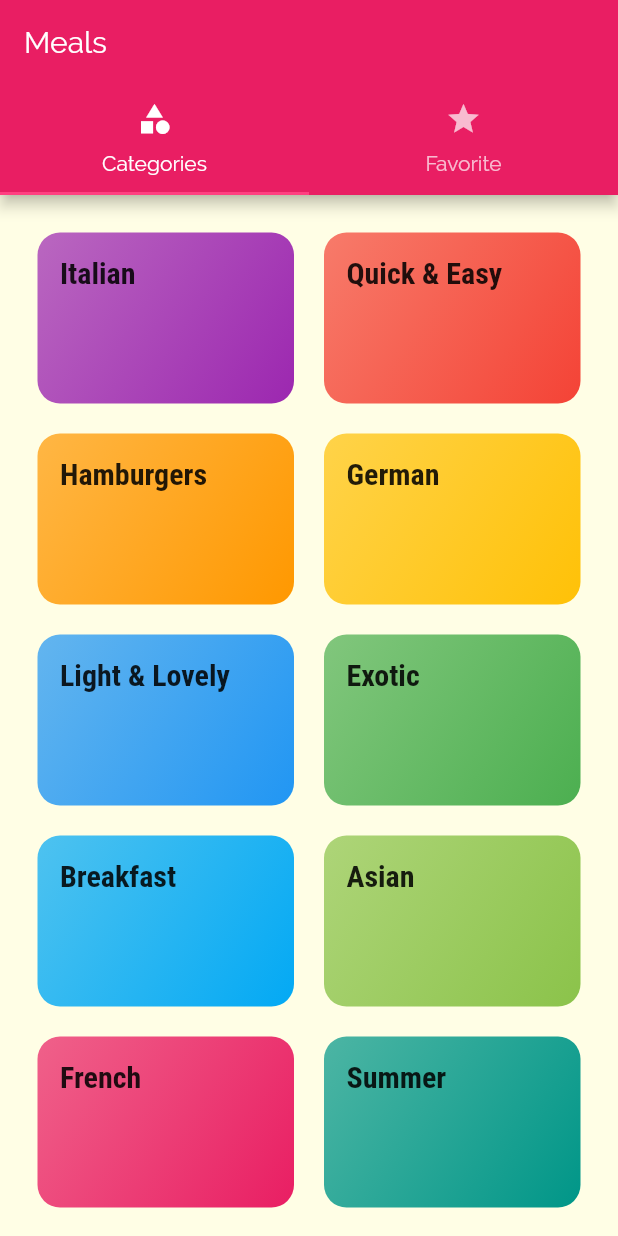
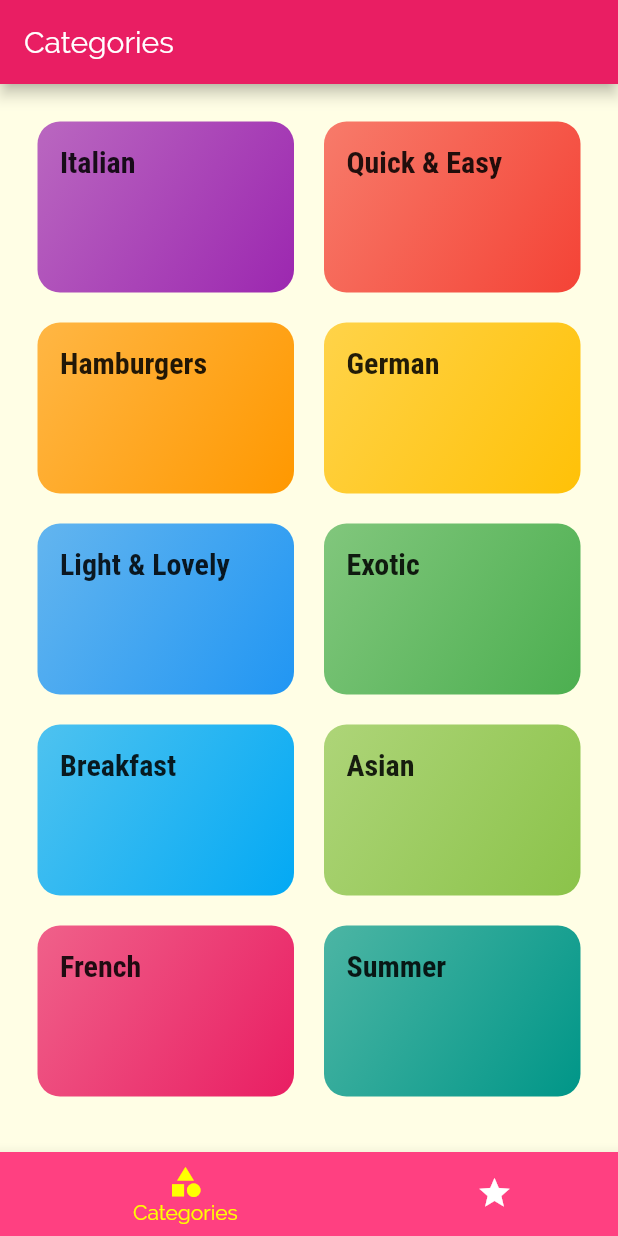
Before and after one commit to quiet-programmer/flutter_recipe_app, a Flutter app: the screen it shows after launch, on a phone screen of 412 x 824 dp. Run offline on Flutter 3.47's test engine with Material 2 defaults, Android fonts, the phone set to English and light mode, and no system bars.

Commit message:
updated tabs screen

```diff
--- a/lib/main.dart
+++ b/lib/main.dart
@@ -1,7 +1,6 @@
 import 'package:flutter/material.dart';
 
 import './screens/tabs_screen.dart';
-import './screens/categories_screen.dart';
 import './screens/category_meals_screen.dart';
 import './screens/meal_detail_screen.dart';
 
--- a/lib/screens/tabs_screen.dart
+++ b/lib/screens/tabs_screen.dart
@@ -9,36 +9,51 @@ class TabsScreen extends StatefulWidget {
 }
 
 class _TabsScreenState extends State<TabsScreen> {
+  final List<Map<String, Object>> _pages = [
+    {
+      "page": CategoriesScreen(),
+      "title": "Categories",
+    },
+    {
+      "page": FavoritesScreen(),
+      "title": "Your Favorites",
+    },
+  ];
+
+  int _selectedPageIndex = 0;
+
+  void _selectPage(int index) {
+    setState(() {
+      _selectedPageIndex = index;
+    });
+  }
+
   @override
   Widget build(BuildContext context) {
-    return DefaultTabController(
-      length: 2,
-      child: Scaffold(
-        appBar: AppBar(
-          title: Text("Meals"),
-          bottom: TabBar(
-            tabs: <Widget>[
-              Tab(
-                icon: Icon(
-                  Icons.category,
-                ),
-                text: "Categories",
-              ),
-              Tab(
-                icon: Icon(
-                  Icons.star,
-                ),
-                text: "Favorite",
-              ),
-            ],
+    return Scaffold(
+      appBar: AppBar(
+        title: Text(_pages[_selectedPageIndex]['title']),
+      ),
+      body: _pages[_selectedPageIndex]['page'],
+      bottomNavigationBar: BottomNavigationBar(
+        onTap: _selectPage,
+        backgroundColor: Theme.of(context).primaryColor,
+        unselectedItemColor: Colors.white,
+        selectedItemColor: Colors.yellowAccent,
+        currentIndex: _selectedPageIndex,
+        type: BottomNavigationBarType.shifting,
+        items: [
+          BottomNavigationBarItem(
+            backgroundColor: Theme.of(context).accentColor,
+            icon: Icon(Icons.category),
+            title: Text("Categories"),
           ),
-        ),
-        body: TabBarView(
-          children: <Widget>[
-            CategoriesScreen(),
-            FavoritesScreen(),
-          ],
-        ),
+          BottomNavigationBarItem(
+            backgroundColor: Theme.of(context).accentColor,
+            icon: Icon(Icons.star),
+            title: Text("Favorites"),
+          ),
+        ],
       ),
     );
   }
```
